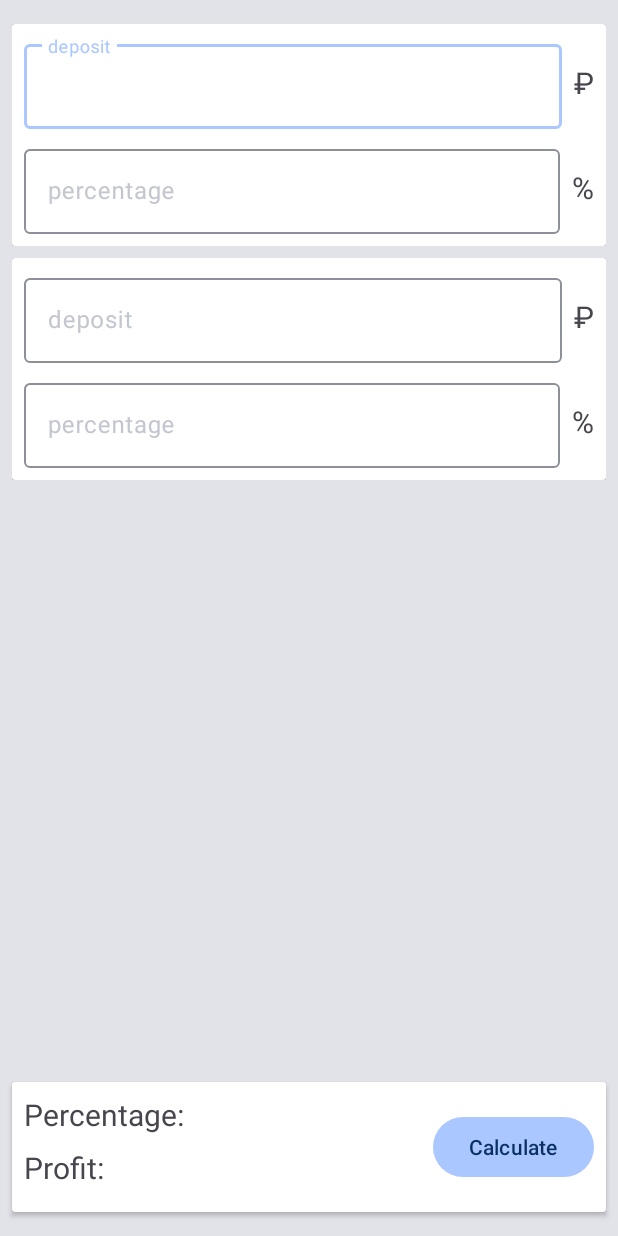
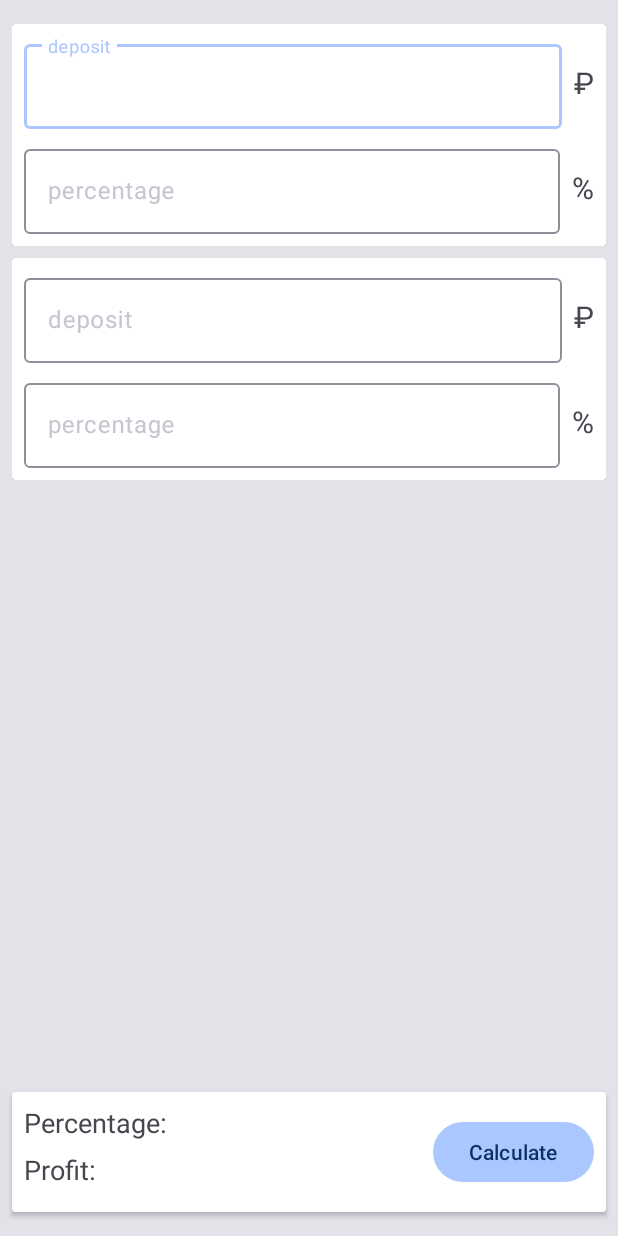
Before and after one commit to Maximon0101/Percentages, an Android app built with Jetpack Compose: the screen it shows after launch (MainActivity), on a phone screen of 412 x 824 dp. Run offline under Robolectric (Android 15) with nearby library versions, the phone set to English and light mode, and no system bars.

Commit message:
design fix 01

```diff
--- a/app/src/main/res/layout/fragment_calculations_result.xml
+++ b/app/src/main/res/layout/fragment_calculations_result.xml
@@ -26,7 +26,7 @@
             android:layout_marginStart="8dp"
             android:layout_marginBottom="16dp"
             android:text="@string/profit"
-            android:textSize="20sp"
+            android:textSize="18dp"
             app:layout_constraintBottom_toBottomOf="parent"
             app:layout_constraintStart_toStartOf="parent" />
 
@@ -34,9 +34,9 @@
             android:id="@+id/profit_value_text"
             android:layout_width="0dp"
             android:layout_height="wrap_content"
-            android:layout_marginEnd="24dp"
+            android:layout_marginEnd="8dp"
             android:text="@string/profit_defauld_value"
-            android:textSize="20sp"
+            android:textSize="16sp"
             app:layout_constraintBottom_toBottomOf="@+id/profit_lable_text"
             app:layout_constraintEnd_toStartOf="@+id/calculate_button"
             app:layout_constraintTop_toTopOf="@+id/profit_lable_text" />
@@ -49,7 +49,7 @@
             android:layout_marginTop="8dp"
             android:layout_marginBottom="8dp"
             android:text="@string/percentage"
-            android:textSize="20sp"
+            android:textSize="18dp"
             app:layout_constraintBottom_toTopOf="@+id/profit_value_text"
             app:layout_constraintStart_toStartOf="parent"
             app:layout_constraintTop_toTopOf="parent" />
@@ -58,9 +58,9 @@
             android:id="@+id/percentage_value_text"
             android:layout_width="0dp"
             android:layout_height="wrap_content"
-            android:layout_marginEnd="24dp"
+            android:layout_marginEnd="8dp"
             android:text="@string/percentage_default_value"
-            android:textSize="20sp"
+            android:textSize="18sp"
             app:layout_constraintBottom_toBottomOf="@+id/percentage_lable_text"
             app:layout_constraintEnd_toStartOf="@+id/calculate_button"
             app:layout_constraintTop_toTopOf="@+id/percentage_lable_text" />
```
